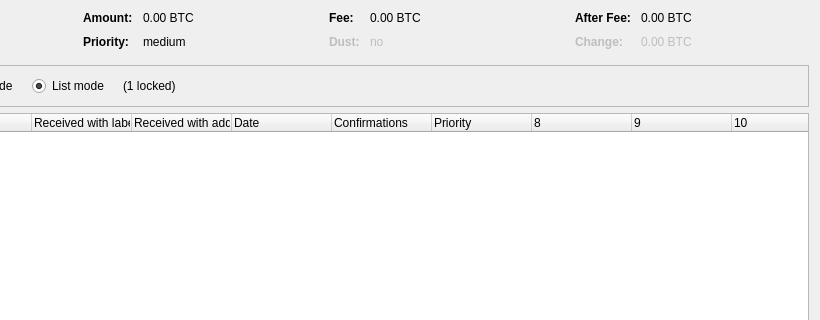
Before: the Qt Designer form src/qt/forms/coincontroldialog.ui in dankcoin/dankcoin, drawn with Qt 5; both pictures show x 180 to 1000 and y 0 to 320 of the 1000 by 500 pixel window.
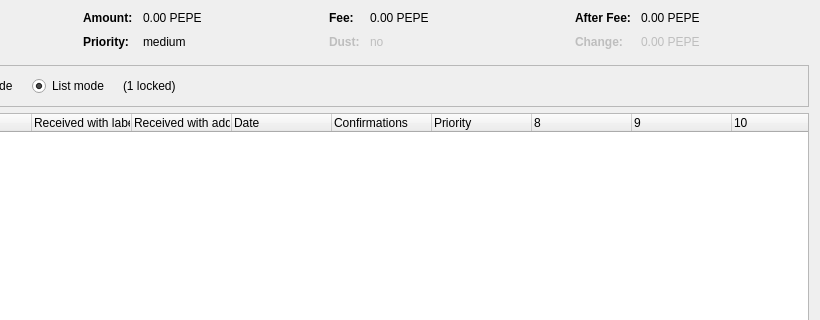
After: the same form once the commit is applied. Custom widgets are drawn as their Qt base class.

Patch:
```diff
--- a/src/qt/forms/coincontroldialog.ui
+++ b/src/qt/forms/coincontroldialog.ui
@@ -132,7 +132,7 @@
           <enum>Qt::ActionsContextMenu</enum>
          </property>
          <property name="text">
-          <string notr="true">0.00 BTC</string>
+          <string notr="true">0.00 PEPE</string>
          </property>
          <property name="textInteractionFlags">
           <set>Qt::LinksAccessibleByMouse|Qt::TextSelectableByKeyboard|Qt::TextSelectableByMouse</set>
@@ -206,7 +206,7 @@
           <enum>Qt::ActionsContextMenu</enum>
          </property>
          <property name="text">
-          <string notr="true">0.00 BTC</string>
+          <string notr="true">0.00 PEPE</string>
          </property>
          <property name="textInteractionFlags">
           <set>Qt::LinksAccessibleByMouse|Qt::TextSelectableByKeyboard|Qt::TextSelectableByMouse</set>
@@ -286,7 +286,7 @@
           <enum>Qt::ActionsContextMenu</enum>
          </property>
          <property name="text">
-          <string notr="true">0.00 BTC</string>
+          <string notr="true">0.00 PEPE</string>
          </property>
          <property name="textInteractionFlags">
           <set>Qt::LinksAccessibleByMouse|Qt::TextSelectableByKeyboard|Qt::TextSelectableByMouse</set>
@@ -321,7 +321,7 @@
           <enum>Qt::ActionsContextMenu</enum>
          </property>
          <property name="text">
-          <string notr="true">0.00 BTC</string>
+          <string notr="true">0.00 PEPE</string>
          </property>
          <property name="textInteractionFlags">
           <set>Qt::LinksAccessibleByMouse|Qt::TextSelectableByKeyboard|Qt::TextSelectableByMouse</set>
```
